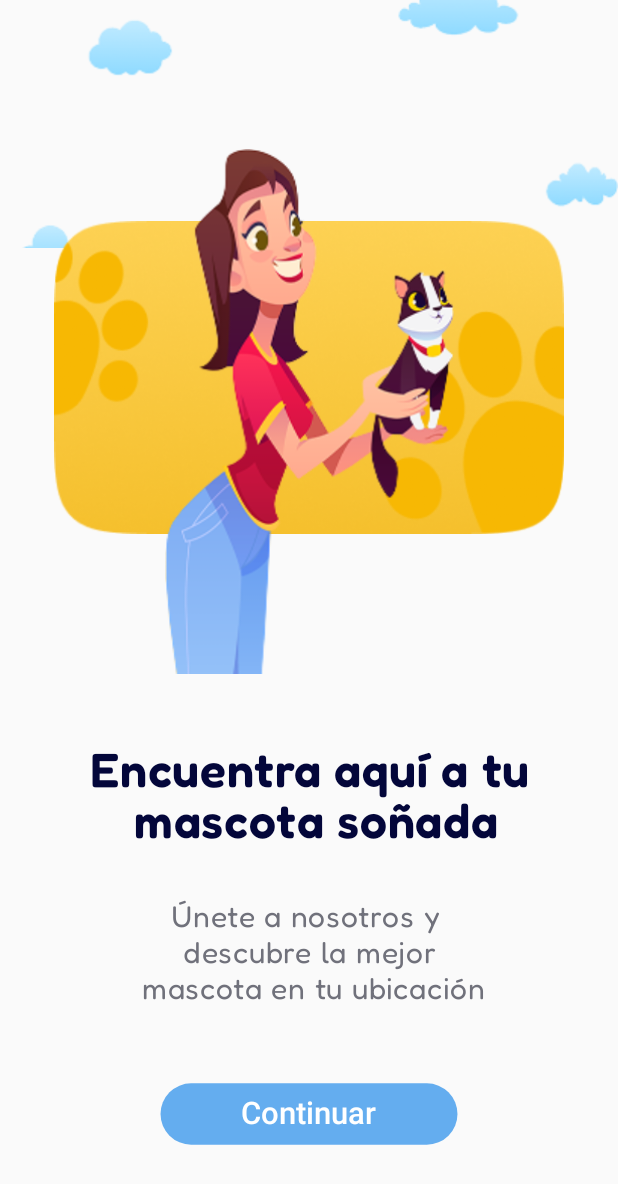
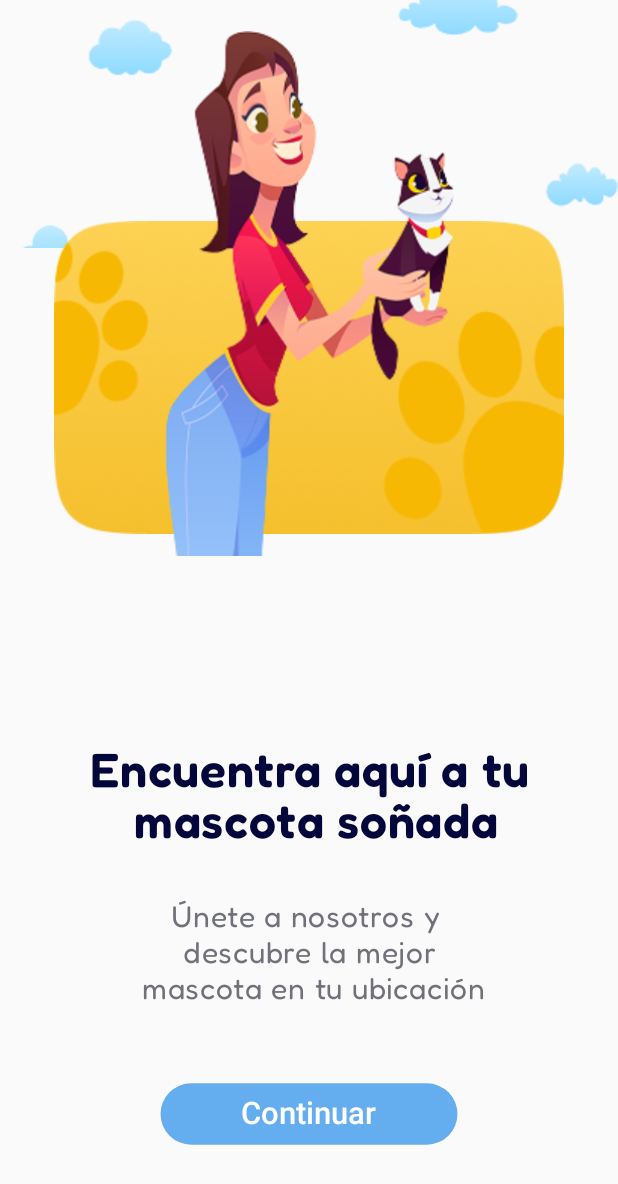
Before and after one commit to dojacalf/mascotaap, an Android app built with Jetpack Compose: the FindScreen screen opened through its navigation route, on a phone screen of 412 x 824 dp. Shown: the top 1184 px of the screen. Run offline under Robolectric (Android 15) with nearby library versions, the phone set to English and light mode, and no system bars; our stand-ins replace Dagger/Hilt's generated code, Firebase (no records; nobody signed in at launch, a user with empty details on screens opened directly).

Commit message:
encuentra1.kt encuentra2.kt encuentra3.kt

```diff
--- a/app/src/main/java/com/example/app_2/ui/features/encuentra/encuentra1.kt
+++ b/app/src/main/java/com/example/app_2/ui/features/encuentra/encuentra1.kt
@@ -26,19 +26,16 @@ import kotlinx.coroutines.delay
 fun FindScreen(navController: NavController) {
     var startAnimation by remember { mutableStateOf(false) }
 
-    // Iniciar animación después de que la pantalla cargue
     LaunchedEffect(Unit) {
         delay(500)
         startAnimation = true
     }
 
-    // Animación de posición de la imagen
     val offsetY by animateDpAsState(
-        targetValue = if (startAnimation) 0.dp else 100.dp,
+        targetValue = if (startAnimation) -79.dp else 300.dp,
         animationSpec = tween(800)
     )
 
-    // Animación de escala del botón (efecto pulso)
     val buttonScale by animateFloatAsState(
         targetValue = if (startAnimation) 1f else 0.95f,
         animationSpec = infiniteRepeatable(
```
